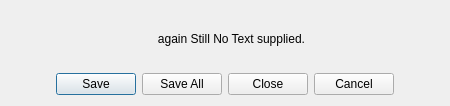
Before: the Qt Designer form librecad/src/ui/forms/qg_exitdialog.ui in LibreCAD/LibreCAD, drawn with Qt 5.
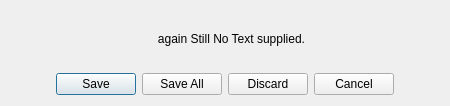
After: the same form once the commit is applied.

Commit message:
ExitDialog: Discard and Cancel logic
For ExitDialog:

Discard should discard any changes discarded;

Cancel, pressing Esc, closing the dialog should leave the drawing open

```diff
--- a/librecad/src/ui/forms/qg_exitdialog.ui
+++ b/librecad/src/ui/forms/qg_exitdialog.ui
@@ -64,7 +64,7 @@
    <item row="1" column="0" colspan="2">
     <widget class="QDialogButtonBox" name="buttonBox">
      <property name="standardButtons">
-      <set>QDialogButtonBox::Cancel|QDialogButtonBox::Close|QDialogButtonBox::Save|QDialogButtonBox::SaveAll</set>
+      <set>QDialogButtonBox::Cancel|QDialogButtonBox::Discard|QDialogButtonBox::Save|QDialogButtonBox::SaveAll</set>
      </property>
      <property name="centerButtons">
       <bool>true</bool>
```
The commit also changes 6 other files.
